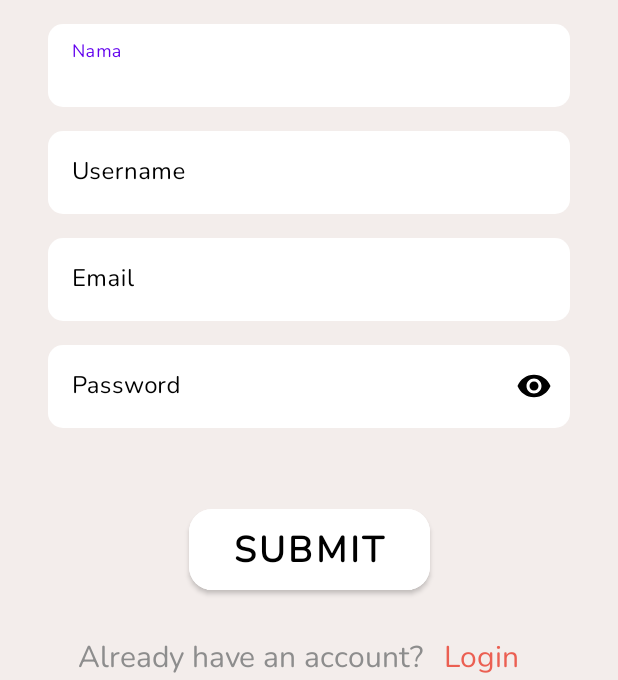
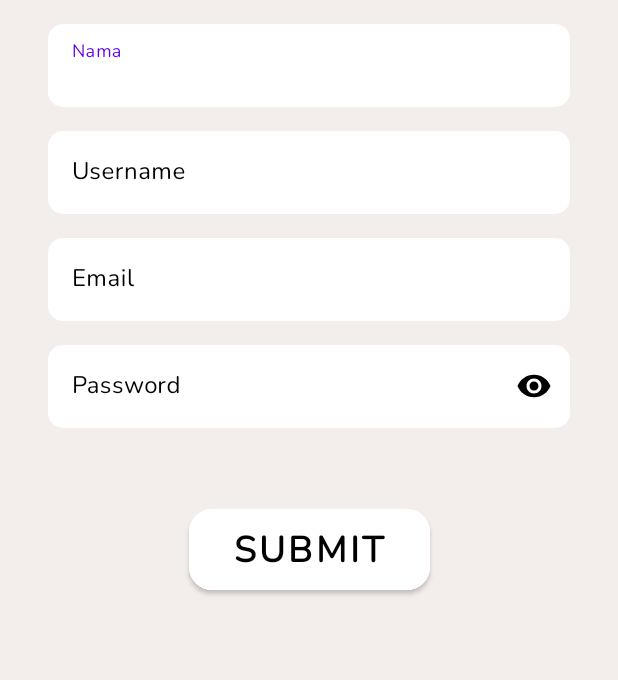
Before and after one commit to NOBOGG/QuakeAlert, an Android app: the UpdateUserActivity screen opened directly, with no data from a screen before it, after a tap on an icon or button, on a phone screen of 412 x 824 dp, the part 556-1236 px from its top. Run offline under Robolectric (Android 15) with nearby library versions, the phone set to English and light mode, and no system bars; our stand-ins replace Dagger/Hilt's generated code; network calls fail; pictures from the network do not load; 1 statement that could not run was skipped.

Commit message:
Update API terakhir + update view

```diff
--- a/app/src/main/java/com/owen/quakealert_owen/helper/Const.kt
+++ b/app/src/main/java/com/owen/quakealert_owen/helper/Const.kt
@@ -3,7 +3,7 @@ package com.owen.quakealert_owen.helper
 object Const {
 
     const val URL_GEMPA = "https://data.bmkg.go.id/"
-    const val BASE_URL_LOCALHOST = "http://192.168.90.107:1323/"
+    const val BASE_URL_LOCALHOST = "http://10.0.83.118:1323/"
     const val IMG_URL = "https://data.bmkg.go.id/DataMKG/TEWS/"
 
 }
--- a/app/src/main/java/com/owen/quakealert_owen/retrofit/EndPointApi.kt
+++ b/app/src/main/java/com/owen/quakealert_owen/retrofit/EndPointApi.kt
@@ -22,7 +22,7 @@ interface EndPointApi {
 //    @GET("autogempa.json")
 //    suspend fun getGempaTerbaru(
 //    ):Response <Gempa>
-    @GET("gempaterkini")
+    @GET("https://data.bmkg.go.id/DataMKG/TEWS/autogempa.json")
      suspend fun getGempaData():Response<Data>
 
 
@@ -38,7 +38,7 @@ interface EndPointApi {
         @Field("magnitudo") magnitudo: String,
     ):Call<SubmitGempa>
 
-    @GET("gempa")
+    @GET("https://data.bmkg.go.id/DataMKG/TEWS/gempadirasakan.json")
      suspend fun getGempaDirasakan():Response<GempaDirasakan>
 
      //get comment
--- a/app/src/main/res/layout/activity_update_user.xml
+++ b/app/src/main/res/layout/activity_update_user.xml
@@ -173,35 +173,6 @@
                 app:layout_constraintTop_toBottomOf="@+id/password_layout" />
 
 
-            <TextView
-                android:id="@+id/dhaa_tv"
-                android:layout_width="wrap_content"
-                android:layout_height="wrap_content"
-                android:layout_marginStart="52dp"
-                android:layout_marginTop="24dp"
-                android:layout_marginBottom="24dp"
-                android:fontFamily="@font/nunito"
-                android:text="Already have an account?"
-                android:textColor="#8D8D8D"
-                android:textSize="20sp"
-                app:layout_constraintBottom_toBottomOf="parent"
-                app:layout_constraintStart_toStartOf="parent"
-                app:layout_constraintTop_toBottomOf="@+id/update_btn" />
-
-            <TextView
-                android:id="@+id/to_log_tv"
-                android:layout_width="wrap_content"
-                android:layout_height="wrap_content"
-                android:layout_marginEnd="52dp"
-                android:layout_marginBottom="24dp"
-                android:fontFamily="@font/nunito"
-                android:text="Login"
-                android:textColor="#EB5F52"
-                android:textSize="20sp"
-                app:layout_constraintBottom_toBottomOf="parent"
-                app:layout_constraintEnd_toEndOf="parent"
-                app:layout_constraintStart_toEndOf="@+id/dhaa_tv" />
-
             <ImageView
                 android:id="@+id/imageView7"
                 android:layout_width="170dp"
```
